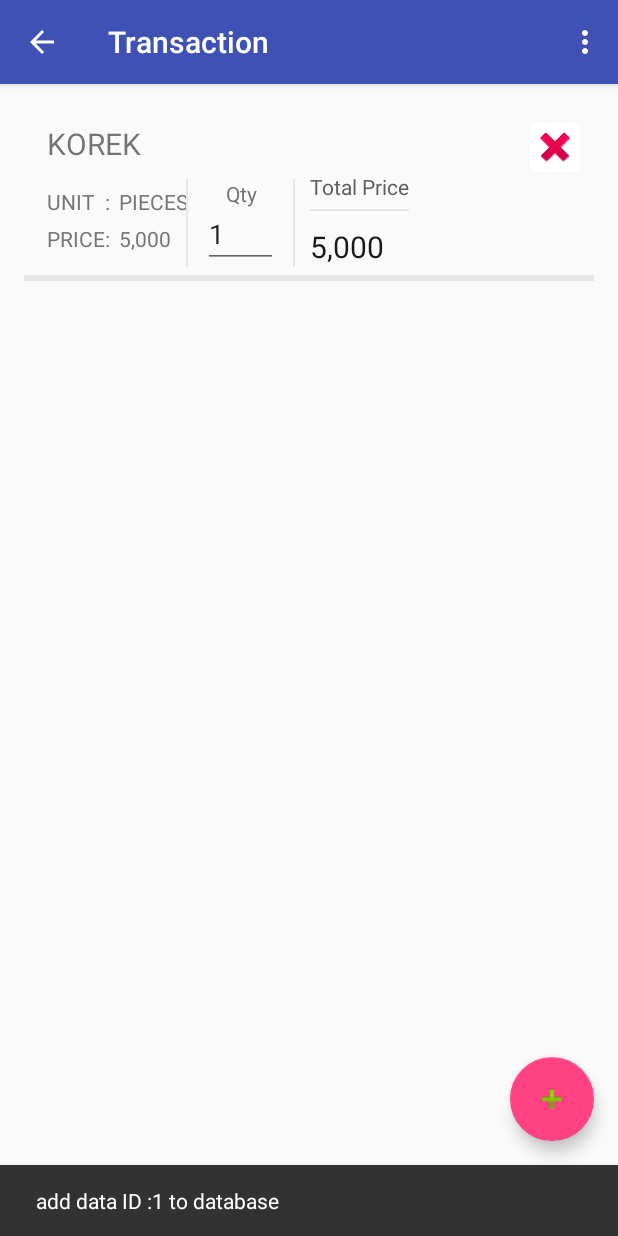
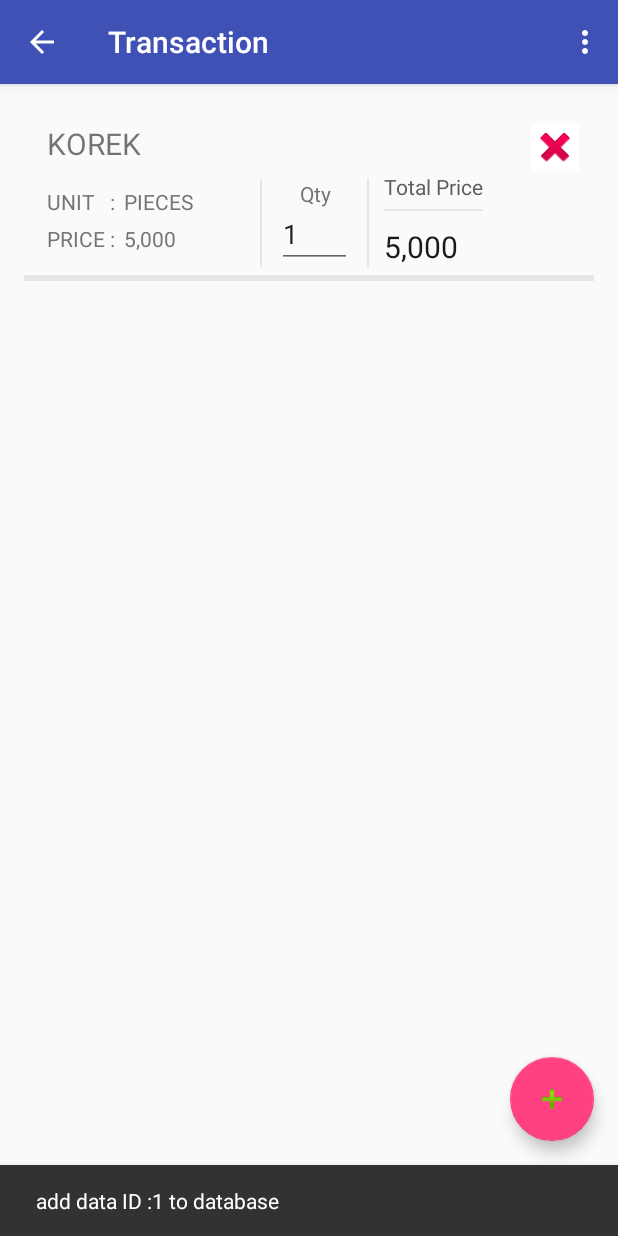
Before and after one commit to Gain-Profit/Assistant, an Android app: the TransactionActivity screen opened directly, with no data from a screen before it, after a tap on an icon or button, on a phone screen of 412 x 824 dp. Run offline under Robolectric (Android 15) with nearby library versions, the phone set to English and light mode, and no system bars.

Commit message:
change layout custom list transaction

```diff
--- a/app/src/main/res/layout/custom_list_transaction.xml
+++ b/app/src/main/res/layout/custom_list_transaction.xml
@@ -34,7 +34,7 @@
         android:layout_alignLeft="@+id/product_name"
         android:layout_below="@+id/product_name"
         android:layout_marginTop="15dp"
-        android:text="UNIT  :"
+        android:text="UNIT   :"
         android:textSize="14dp"
         android:textColor="#757575"/>
 
@@ -56,7 +56,7 @@
         android:layout_alignLeft="@+id/product_name"
         android:layout_below="@+id/product_unit"
         android:layout_marginTop="5dp"
-        android:text="PRICE:  "
+        android:text="PRICE :  "
         android:textSize="14dp"
         android:textColor="#757575"/>
 
@@ -68,7 +68,7 @@
         android:layout_below="@+id/product_unit_value"
         android:layout_marginLeft="0dp"
         android:layout_marginTop="5dp"
-        android:text="Rp.8.000.000"
+        android:text="Rp. 8.000.000"
         android:textSize="14dp"
         android:textColor="#757575"/>
 
@@ -78,9 +78,9 @@
         android:layout_height="wrap_content"
         android:layout_alignBottom="@+id/product_total_value"
         android:layout_below="@+id/product_name"
-        android:layout_marginLeft="10dp"
+        android:layout_marginLeft="90dp"
         android:layout_marginTop="10dp"
-        android:layout_toRightOf="@+id/product_price_value"
+        android:layout_toRightOf="@+id/product_price"
         android:background="#E6E6E6" />
 
     <TextView
```
